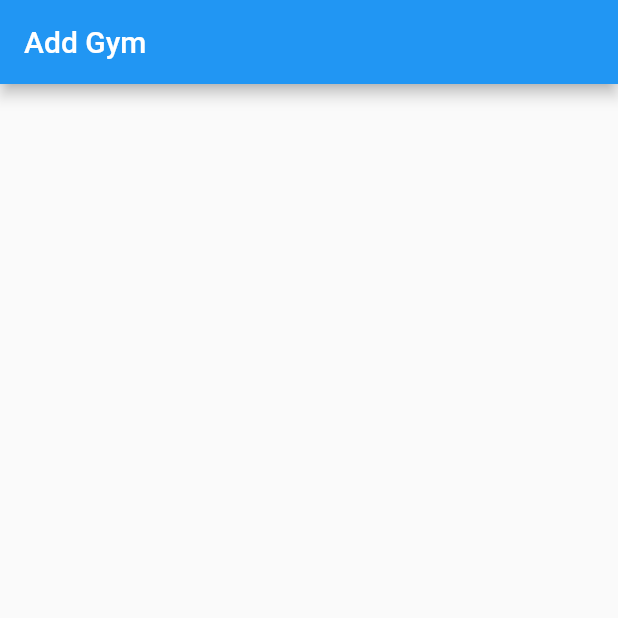
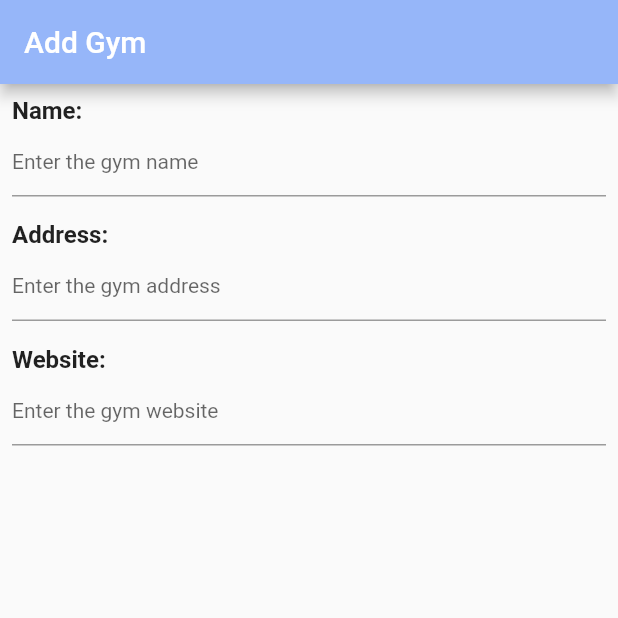
Before and after one commit to Selina-Knaepen/rock-out, a Flutter app: the screen it shows after launch, after a tap on the "add" icon, on a phone screen of 412 x 824 dp, the top half of it. Run offline on Flutter 3.47's test engine with Material 2 defaults, Android fonts, the phone set to English and light mode, and no system bars.

Commit message:
Add first few textfields in AddGym

```diff
--- a/lib/addGym.dart
+++ b/lib/addGym.dart
@@ -9,11 +9,87 @@ class AddGym extends StatefulWidget
 
 class AddGymState extends State<AddGym>
 {
+  final formKey = GlobalKey<FormState>();
+
   @override
   Widget build(BuildContext context) {
     return Scaffold(
       appBar: AppBar(
-        title: Text("Add Gym"),
+        title: Text(
+            "Add Gym",
+            style: TextStyle(color: Colors.white),
+        ),
+        backgroundColor: Color.fromRGBO(150, 182, 249, 1.0),
+      ),
+      body: buildForm()
+    );
+  }
+
+  Widget buildForm()
+  {
+    return Form(
+      key: formKey,
+      child: Column(
+        crossAxisAlignment: CrossAxisAlignment.start,
+        children: <Widget>[
+          Padding(
+            padding: const EdgeInsets.fromLTRB(8, 8, 8, 0),
+            child:
+            Text(
+              "Name:",
+              style: TextStyle(fontWeight: FontWeight.bold, fontSize: 16),
+            ),
+          ),
+          Padding(
+            padding: const EdgeInsets.fromLTRB(8, 0, 8, 8),
+            child:
+            TextFormField(
+              decoration: const InputDecoration(
+                hintText: "Enter the gym name",
+                hintStyle: TextStyle(fontSize: 14),
+              ),
+              cursorColor: Color.fromRGBO(181, 152, 240, 1.0),
+            ),
+          ),
+          Padding(
+            padding: const EdgeInsets.fromLTRB(8, 8, 8, 0),
+            child:
+            Text(
+              "Address:",
+              style: TextStyle(fontWeight: FontWeight.bold, fontSize: 16),
+            ),
+          ),
+          Padding(
+            padding: const EdgeInsets.fromLTRB(8, 0, 8, 8),
+            child:
+            TextFormField(
+              decoration: const InputDecoration(
+                hintText: "Enter the gym address",
+                hintStyle: TextStyle(fontSize: 14),
+              ),
+              cursorColor: Color.fromRGBO(181, 152, 240, 1.0),
+            ),
+          ),
+          Padding(
+            padding: const EdgeInsets.fromLTRB(8, 8, 8, 0),
+            child:
+            Text(
+              "Website:",
+              style: TextStyle(fontWeight: FontWeight.bold, fontSize: 16),
+            ),
+          ),
+          Padding(
+            padding: const EdgeInsets.fromLTRB(8, 0, 8, 8),
+            child:
+            TextFormField(
+              decoration: const InputDecoration(
+                hintText: "Enter the gym website",
+                hintStyle: TextStyle(fontSize: 14),
+              ),
+              cursorColor: Color.fromRGBO(181, 152, 240, 1.0),
+            ),
+          ),
+        ],
       ),
     );
   }
--- a/lib/list.dart
+++ b/lib/list.dart
@@ -19,6 +19,7 @@ class GymNameState extends State<GymNames>
     return Scaffold(
       appBar: AppBar(
         title: Text("Gym List"),
+        backgroundColor: Color.fromRGBO(150, 182, 249, 1.0),
       ),
       body: buildList(),
       floatingActionButton: FloatingActionButton(
@@ -28,7 +29,7 @@ class GymNameState extends State<GymNames>
           );
         },
         child: Icon(Icons.add),
-        backgroundColor: Colors.indigoAccent,
+        backgroundColor: Color.fromRGBO(181, 152, 240, 1.0),
       ),
     );
   }
--- a/lib/main.dart
+++ b/lib/main.dart
@@ -23,6 +23,9 @@ class AddGymWindow extends StatelessWidget
   Widget build(BuildContext context)
   {
     return MaterialApp(
+      theme: ThemeData(
+          primaryColor: Color.fromRGBO(181, 152, 240, 1.0),
+      ),
       home: AddGym(),
     );
   }
```
Also changed, not shown: lib/routes.dart (deleted).
